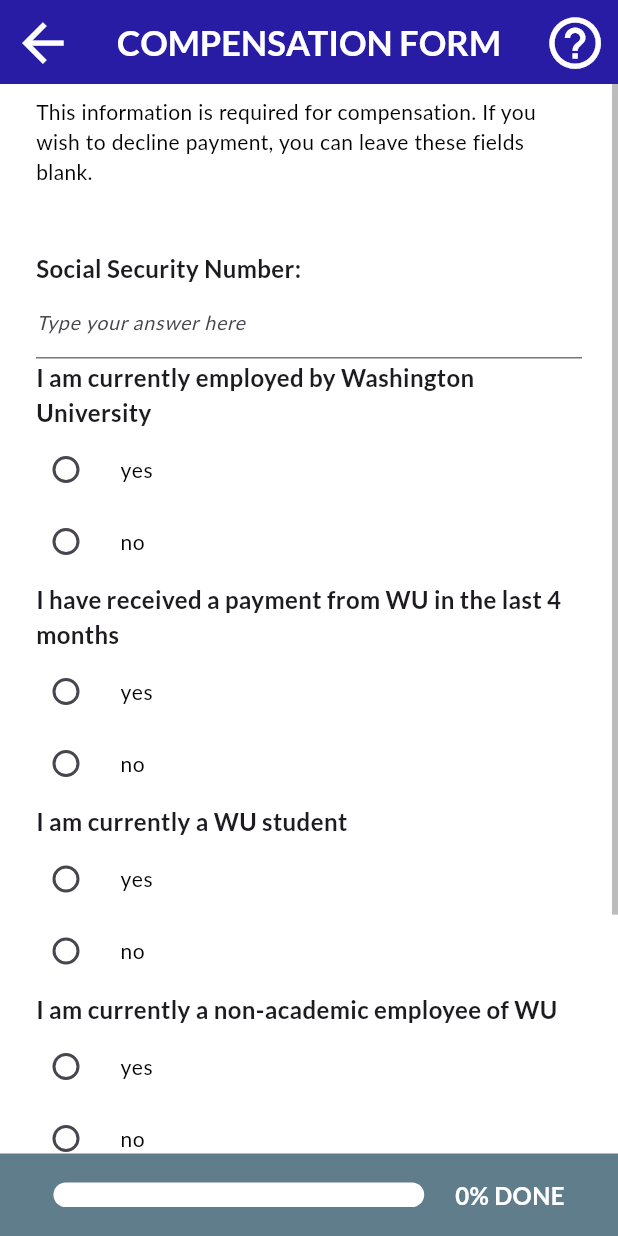
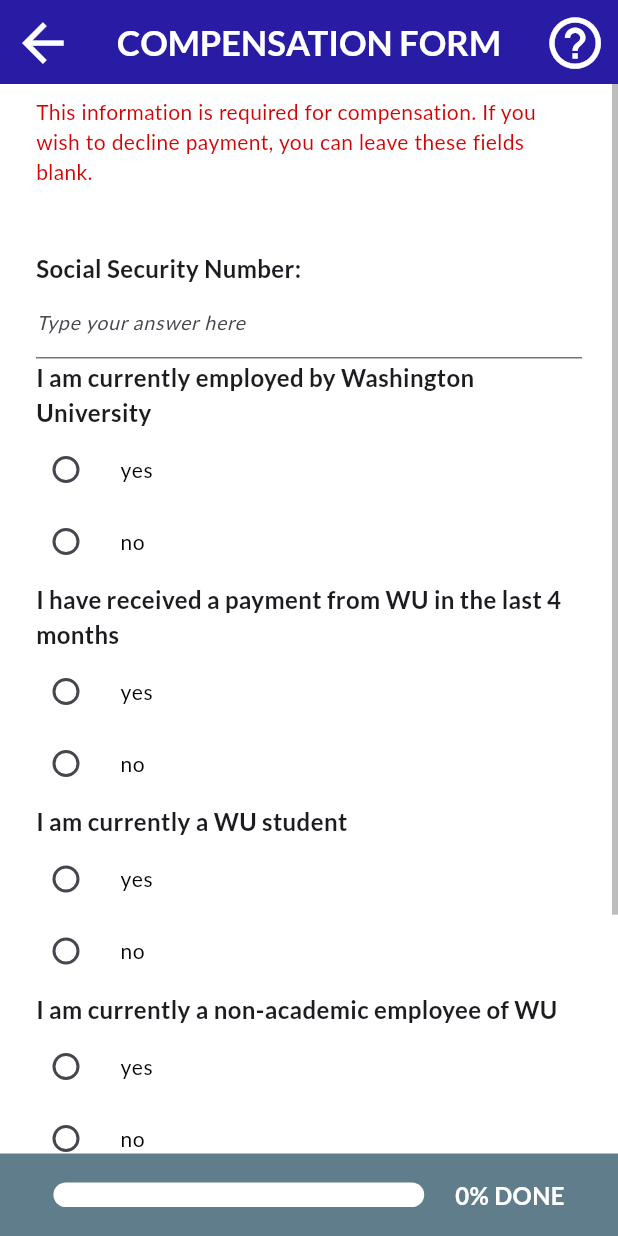
Before and after one commit to kevin200555/autism_ai_test, a Flutter app: the CompensationFormScreen screen opened directly, on a phone screen of 412 x 824 dp. Run offline on Flutter 3.47's test engine with Material 3 defaults, Android fonts, the phone set to English and light mode, and no system bars; drawn by our look-alikes of auto_size_text; our stand-ins replace camera, firebase_core, firebase_storage, google_fonts, hive, hive_flutter and 1 more; missing offline and left inert: pdfx; accounts and stored records are empty.

Commit message:
documented widgets/other fixed a bug ith bodytext ot showing the correct color and documented widgets/other

```diff
--- a/lib/widgets/other/text_types.dart
+++ b/lib/widgets/other/text_types.dart
@@ -125,6 +125,7 @@ class BodyText extends StatelessWidget {
   final TextAlign textAlign;
   final double minFontSize;
   final TextStyle? style;
+  final Color color;
 
   const BodyText(
     this.text, {
@@ -132,7 +133,7 @@ class BodyText extends StatelessWidget {
     this.textAlign = TextAlign.left,
     this.minFontSize = 8,
     this.style,
-    required Color color,
+    required this.color,
   });
 
   @override
@@ -154,7 +155,7 @@ class BodyText extends StatelessWidget {
             textStyle: TextStyle(
               fontSize: 16,
               fontWeight: FontWeight.normal,
-              color: ColorTheme.textColor,
+              color: color,
             ),
           ),
         ),
--- a/lib/widgets/other/video_item.dart
+++ b/lib/widgets/other/video_item.dart
@@ -6,7 +6,12 @@ import 'package:autism_ai_test/widgets/other/text_types.dart';
 import 'package:camera/camera.dart';
 import 'package:flutter/material.dart';
 
+// This module is used in the video recording menu
+// It is a expandable tile.  So it appears as a box of text at first, then expands into more information when clicked
+// It is used to diaply to the user the task they have to complete and if they have completed them
 class VideoItem extends StatefulWidget {
+  // These parameters are in order to make these tiles dynamically
+  // Tiles are esstienally the same, they just have different text depending on the task number
   final CameraDescription camera;
   final String labelText;
   final int taskNumber;
@@ -30,6 +35,11 @@ class _VideoItemState extends State<VideoItem> {
   @override
   Widget build(BuildContext context) {
     return ExpansionTile(
+      // ExpansionTile has multiple parameters based on whether or not the tile is collapsed or not
+      // when video is not completed and tile is collasped, it is grey with white text
+      // when video is not completed and tile is expanded, it is white with black text
+      // when video is completed and tile is collasped, it is green with white text
+      // when video is completed and tile is expanded, it is green with white text
       title: ButtonText(
         (widget.isCompleted)
             ? '${widget.taskNumber + 1}: ${widget.labelText} (Completed!)'
@@ -44,6 +54,8 @@ class _VideoItemState extends State<VideoItem> {
           : ColorTheme.background,
       collapsedIconColor: ColorTheme.background,
       iconColor: ColorTheme.textColor,
+      // This is what is in the expanded tile information, it displays the task instructions
+      // This is so that the user can read which instruction they want to do first before going to the recording screen
       children: <Widget>[
         Container(
           alignment: Alignment.center,
@@ -59,6 +71,7 @@ class _VideoItemState extends State<VideoItem> {
                     ? ColorTheme.background
                     : ColorTheme.textColor,
               ),
+              // Takes user to the place where they'll record their video
               NextButton(
                 label: 'RECORD',
                 onPressed: () async {
@@ -81,4 +94,4 @@ class _VideoItemState extends State<VideoItem> {
       ],
     );
   }
-}
+} // EOF video_item.dart
```
